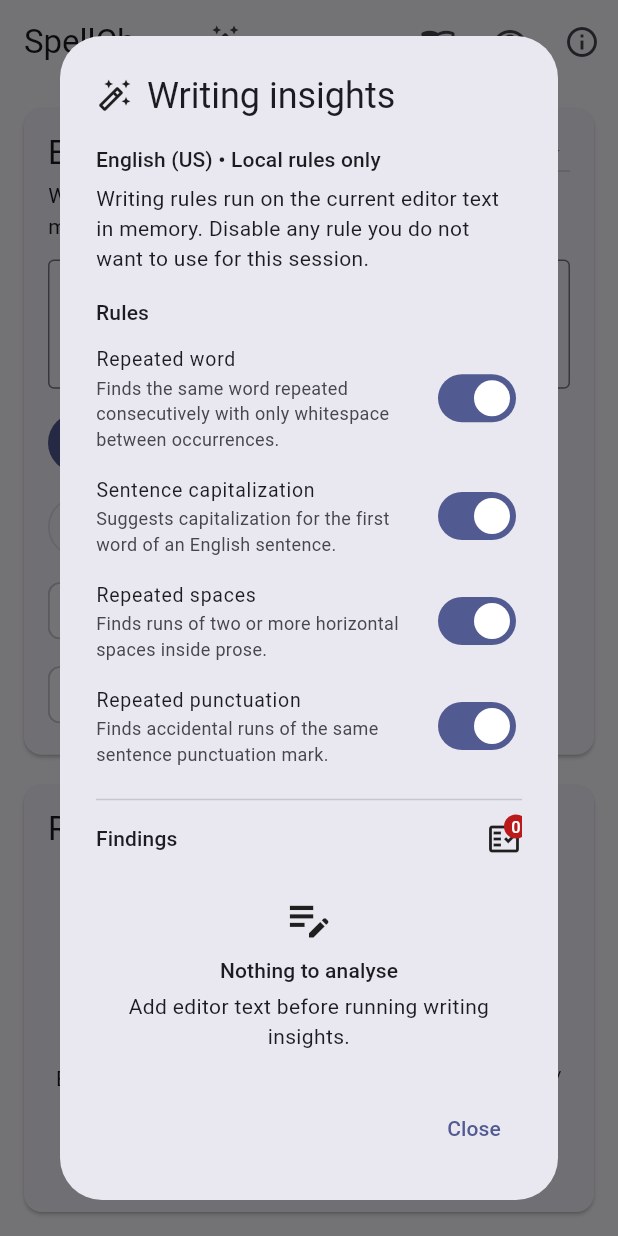
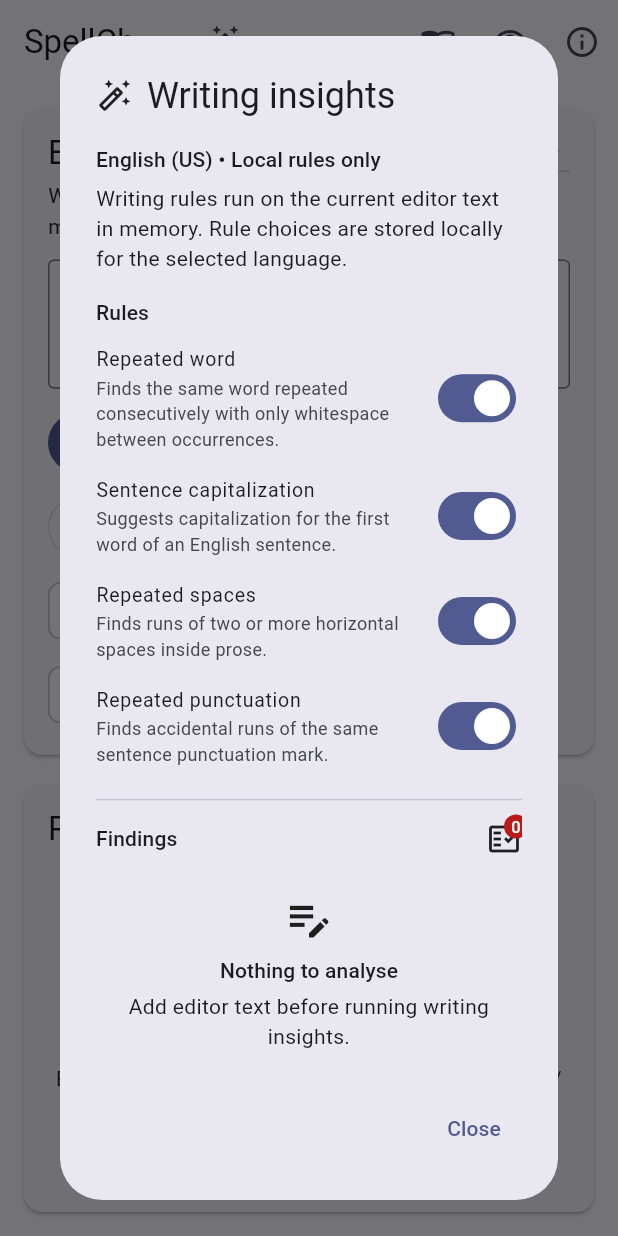
Before and after one commit to sanskarIN/SpellChecker, a Flutter app: the screen it shows after launch, after a tap on "Check spelling", after a tap on "Clear", after a tap on the "auto fix high" icon, on a phone screen of 412 x 824 dp. Run offline on Flutter 3.47's test engine with Material 3 defaults, Android fonts, the phone set to English and light mode, and no system bars; our stand-ins replace shared_preferences.

Commit message:
feat: add persistent-rule and batch-fix writing UI

```diff
--- a/lib/features/editor/writing_insights_dialog.dart
+++ b/lib/features/editor/writing_insights_dialog.dart
@@ -9,10 +9,13 @@ class WritingInsightsDialogResult {
   WritingInsightsDialogResult({
     required Iterable<String> enabledRuleIds,
     this.issueToFix,
-  }) : enabledRuleIds = Set<String>.unmodifiable(enabledRuleIds);
+    Iterable<WritingIssue> issuesToFix = const <WritingIssue>[],
+  })  : enabledRuleIds = Set<String>.unmodifiable(enabledRuleIds),
+        issuesToFix = List<WritingIssue>.unmodifiable(issuesToFix);
 
   final Set<String> enabledRuleIds;
   final WritingIssue? issueToFix;
+  final List<WritingIssue> issuesToFix;
 }
 
 class WritingInsightsDialog extends StatefulWidget {
@@ -43,10 +46,10 @@ class _WritingInsightsDialogState extends State<WritingInsightsDialog> {
   }
 
   WritingAnalysisResult get _analysis => widget.analyzer.analyze(
-    widget.text,
-    languagePack: widget.languagePack,
-    enabledRuleIds: _enabledRuleIds,
-  );
+        widget.text,
+        languagePack: widget.languagePack,
+        enabledRuleIds: _enabledRuleIds,
+      );
 
   List<WritingRule> get _supportedRules => widget.analyzer.rules
       .where((WritingRule rule) => rule.supports(widget.languagePack))
@@ -62,11 +65,15 @@ class _WritingInsightsDialogState extends State<WritingInsightsDialog> {
     });
   }
 
-  void _close({WritingIssue? issueToFix}) {
+  void _close({
+    WritingIssue? issueToFix,
+    Iterable<WritingIssue> issuesToFix = const <WritingIssue>[],
+  }) {
     Navigator.of(context).pop(
       WritingInsightsDialogResult(
         enabledRuleIds: _enabledRuleIds,
         issueToFix: issueToFix,
+        issuesToFix: issuesToFix,
       ),
     );
   }
@@ -75,6 +82,9 @@ class _WritingInsightsDialogState extends State<WritingInsightsDialog> {
   Widget build(BuildContext context) {
     final analysis = _analysis;
     final rules = _supportedRules;
+    final automaticIssues = analysis.issues
+        .where((WritingIssue issue) => issue.hasAutomaticFix)
+        .toList(growable: false);
 
     return AlertDialog(
       title: const Row(
@@ -97,7 +107,7 @@ class _WritingInsightsDialogState extends State<WritingInsightsDialog> {
               ),
               const SizedBox(height: 6),
               const Text(
-                'Writing rules run on the current editor text in memory. Disable any rule you do not want to use for this session.',
+                'Writing rules run on the current editor text in memory. Rule choices are stored locally for the selected language.',
               ),
               const SizedBox(height: 16),
               Text('Rules', style: Theme.of(context).textTheme.titleSmall),
@@ -126,6 +136,17 @@ class _WritingInsightsDialogState extends State<WritingInsightsDialog> {
                   ),
                 ],
               ),
+              if (automaticIssues.isNotEmpty) ...<Widget>[
+                const SizedBox(height: 10),
+                FilledButton.tonalIcon(
+                  key: const ValueKey<String>('apply-all-writing-fixes'),
+                  onPressed: () => _close(issuesToFix: automaticIssues),
+                  icon: const Icon(Icons.auto_fix_high),
+                  label: Text(
+                    'Apply all safe fixes (${automaticIssues.length})',
+                  ),
+                ),
+              ],
               const SizedBox(height: 8),
               if (widget.text.trim().isEmpty)
                 const _WritingEmptyState(
```
